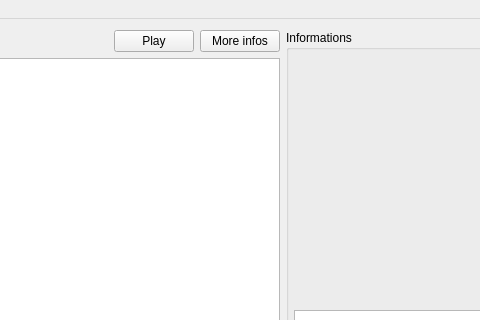
Qt form src/mainwindow.ui (sousix/QDM68) before a commit; both pictures show x 296 to 776 and y 0 to 320 of the 873 by 600 pixel window.
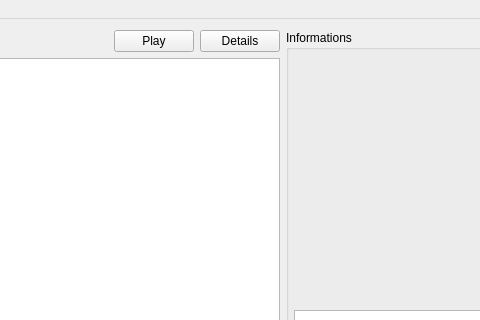
The same form after that commit. Icons and pictures are not drawn. Custom widgets are drawn as their Qt base class.

Commit message: Add statistics dialog Add about window

Diff of the .ui file:
```diff
--- a/src/mainwindow.ui
+++ b/src/mainwindow.ui
@@ -80,7 +80,7 @@
         <item>
          <widget class="QPushButton" name="btnMoreInfos">
           <property name="text">
-           <string>More infos</string>
+           <string>Details</string>
           </property>
          </widget>
         </item>
```
Left out of the diff: 14 changed lines with no effect on the pictures. The commit also changes 6 other files.
